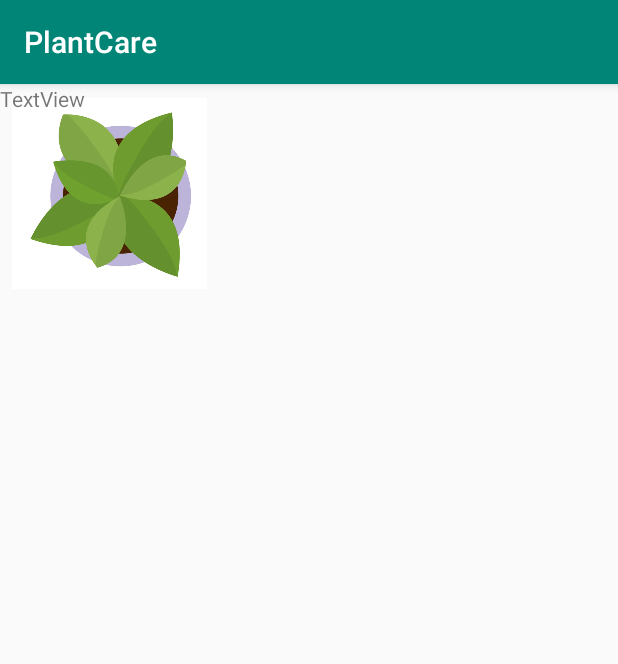
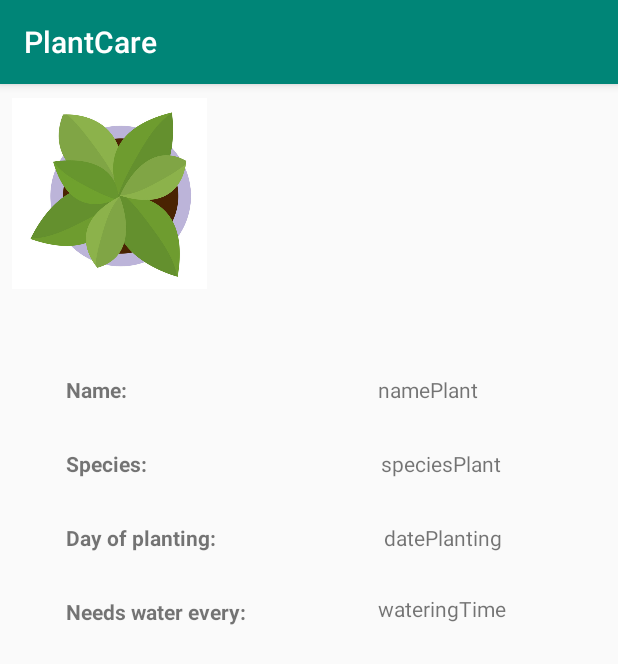
Before and after one commit to LiamSimons/Plant_Care, an Android app: the PlantProfile screen opened directly, with no data from a screen before it, on a phone screen of 412 x 824 dp. Shown: the top 664 px of the screen. Run offline under Robolectric (Android 15) with nearby library versions, the phone set to English and light mode, and no system bars; 1 statement that could not run was skipped.

Commit message:
plant class

```diff
--- a/app/src/main/java/com/example/plantcare/PlantProfile.java
+++ b/app/src/main/java/com/example/plantcare/PlantProfile.java
@@ -2,12 +2,18 @@ package com.example.plantcare;
 
 import android.support.v7.app.AppCompatActivity;
 import android.os.Bundle;
+import android.widget.TextView;
+import classes.Plant;
 
 public class PlantProfile extends AppCompatActivity {
+
 
     @Override
     protected void onCreate(Bundle savedInstanceState) {
         super.onCreate(savedInstanceState);
         setContentView(R.layout.activity_plant_profile);
+        TextView naam = findViewById(R.id.textView2);
+        String str = Plant.getNickname();
+        naam.setText(str);
     }
 }
--- a/app/src/main/res/layout/activity_add_plant.xml
+++ b/app/src/main/res/layout/activity_add_plant.xml
@@ -23,16 +23,14 @@
             android:id="@+id/textView3"
             android:layout_width="142dp"
             android:layout_height="46dp"
-            android:layout_marginStart="8dp"
-            android:layout_marginTop="36dp"
-            android:layout_marginEnd="8dp"
+            android:layout_marginTop="50dp"
+            android:layout_marginEnd="30dp"
             android:fontFamily="sans-serif-black"
             android:text="Add Plant"
             android:textAlignment="center"
             android:textSize="30sp"
             android:textStyle="bold"
             app:layout_constraintEnd_toEndOf="parent"
-            app:layout_constraintStart_toEndOf="@+id/imageView3"
             app:layout_constraintTop_toTopOf="parent" />
 
         <TextView
--- a/app/src/main/res/layout/activity_my_plants.xml
+++ b/app/src/main/res/layout/activity_my_plants.xml
@@ -20,14 +20,12 @@
         android:id="@+id/textView4"
         android:layout_width="wrap_content"
         android:layout_height="wrap_content"
-        android:layout_marginStart="8dp"
-        android:layout_marginTop="36dp"
-        android:layout_marginEnd="8dp"
+        android:layout_marginTop="50dp"
+        android:layout_marginEnd="30dp"
+        android:fontFamily="sans-serif-black"
         android:text="My Plants"
         android:textSize="30sp"
         app:layout_constraintEnd_toEndOf="parent"
-        app:layout_constraintHorizontal_bias="0.507"
-        app:layout_constraintStart_toEndOf="@+id/imageView4"
         app:layout_constraintTop_toTopOf="parent" />
 
     <android.support.v7.widget.RecyclerView
--- a/app/src/main/res/layout/activity_plant_profile.xml
+++ b/app/src/main/res/layout/activity_plant_profile.xml
@@ -20,7 +20,95 @@
         android:id="@+id/textView2"
         android:layout_width="wrap_content"
         android:layout_height="wrap_content"
-        android:text="TextView"
-        tools:layout_editor_absoluteX="176dp"
-        tools:layout_editor_absoluteY="51dp" />
+        android:layout_marginTop="50dp"
+        android:layout_marginEnd="30dp"
+        android:fontFamily="sans-serif-black"
+        android:text="Profile"
+        android:textSize="30sp"
+        app:layout_constraintEnd_toEndOf="parent"
+        app:layout_constraintTop_toTopOf="parent" />
+
+    <TextView
+        android:id="@+id/textView5"
+        android:layout_width="wrap_content"
+        android:layout_height="wrap_content"
+        android:layout_marginStart="44dp"
+        android:layout_marginTop="56dp"
+        android:text="Name: "
+        android:textStyle="bold"
+        app:layout_constraintStart_toStartOf="parent"
+        app:layout_constraintTop_toBottomOf="@+id/imageView5" />
+
+    <TextView
+        android:id="@+id/textView6"
+        android:layout_width="wrap_content"
+        android:layout_height="wrap_content"
+        android:layout_marginStart="164dp"
+        android:layout_marginTop="56dp"
+        android:text="namePlant"
+        app:layout_constraintStart_toEndOf="@+id/textView5"
+        app:layout_constraintTop_toBottomOf="@+id/imageView5" />
+
+    <TextView
+        android:id="@+id/textView7"
+        android:layout_width="wrap_content"
+        android:layout_height="wrap_content"
+        android:layout_marginStart="44dp"
+        android:layout_marginTop="30dp"
+        android:text="Species:"
+        android:textStyle="bold"
+        app:layout_constraintStart_toStartOf="parent"
+        app:layout_constraintTop_toBottomOf="@+id/textView5" />
+
+    <TextView
+        android:id="@+id/textView8"
+        android:layout_width="wrap_content"
+        android:layout_height="wrap_content"
+        android:layout_marginStart="156dp"
+        android:layout_marginTop="30dp"
+        android:text="speciesPlant"
+        app:layout_constraintStart_toEndOf="@+id/textView7"
+        app:layout_constraintTop_toBottomOf="@+id/textView6" />
+
+    <TextView
+        android:id="@+id/textView9"
+        android:layout_width="wrap_content"
+        android:layout_height="wrap_content"
+        android:layout_marginStart="44dp"
+        android:layout_marginTop="30dp"
+        android:text="Day of planting:"
+        android:textStyle="bold"
+        app:layout_constraintStart_toStartOf="parent"
+        app:layout_constraintTop_toBottomOf="@+id/textView7" />
+
+    <TextView
+        android:id="@+id/textView10"
+        android:layout_width="wrap_content"
+        android:layout_height="wrap_content"
+        android:layout_marginStart="44dp"
+        android:layout_marginTop="30dp"
+        android:text="Needs water every:"
+        android:textStyle="bold"
+        app:layout_constraintStart_toStartOf="parent"
+        app:layout_constraintTop_toBottomOf="@+id/textView9" />
+
+    <TextView
+        android:id="@+id/textView11"
+        android:layout_width="wrap_content"
+        android:layout_height="wrap_content"
+        android:layout_marginStart="112dp"
+        android:layout_marginTop="30dp"
+        android:text="datePlanting"
+        app:layout_constraintStart_toEndOf="@+id/textView9"
+        app:layout_constraintTop_toBottomOf="@+id/textView8" />
+
+    <TextView
+        android:id="@+id/textView12"
+        android:layout_width="wrap_content"
+        android:layout_height="wrap_content"
+        android:layout_marginStart="88dp"
+        android:layout_marginTop="28dp"
+        android:text="wateringTime"
+        app:layout_constraintStart_toEndOf="@+id/textView10"
+        app:layout_constraintTop_toBottomOf="@+id/textView11" />
 </android.support.constraint.ConstraintLayout>
```
Also changed, not shown: 2 other files.
